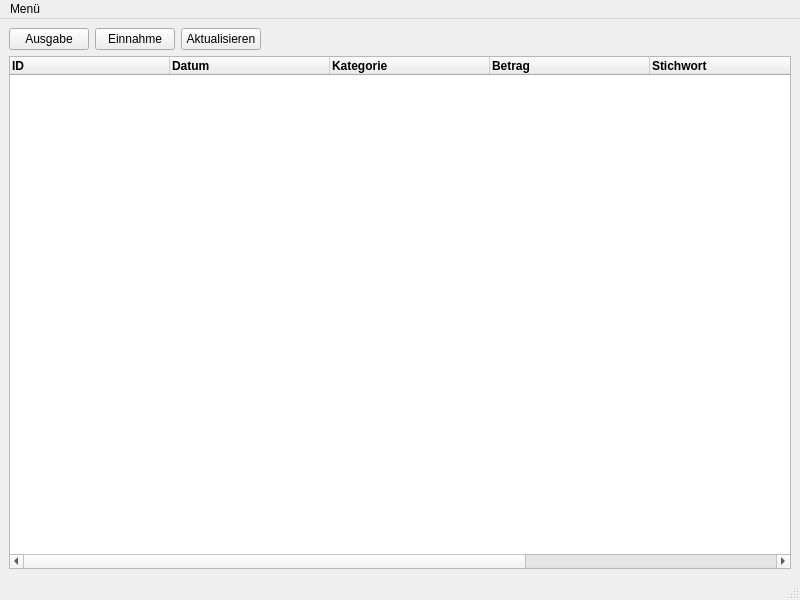
Before: the Qt Designer form ui/mainwindow.ui in FabianGuillemin/expenseManager, drawn with Qt 5.
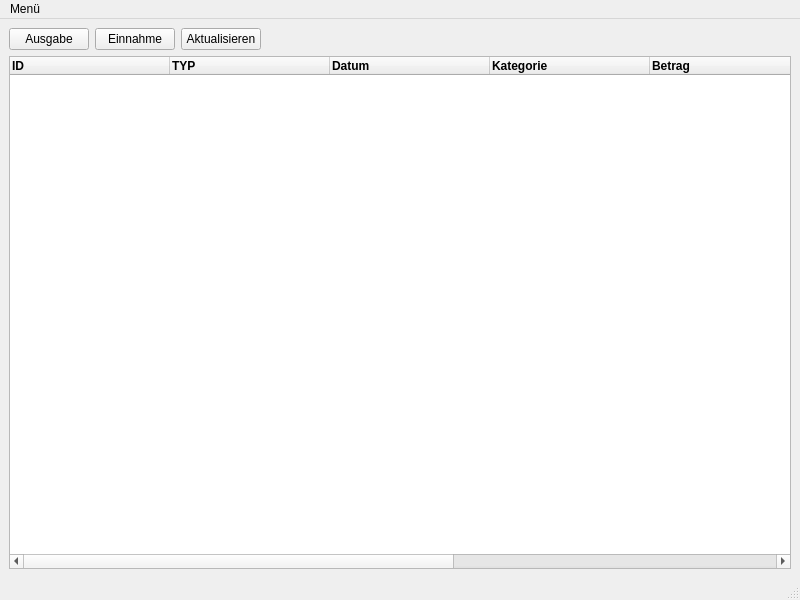
After: the same form once the commit is applied.

The edit to the form file:
```diff
--- a/ui/mainwindow.ui
+++ b/ui/mainwindow.ui
@@ -105,6 +105,20 @@
         <set>AlignLeading|AlignVCenter</set>
        </property>
       </column>
+      <column>
+       <property name="text">
+        <string>TYP</string>
+       </property>
+       <property name="font">
+        <font>
+         <weight>75</weight>
+         <bold>true</bold>
+        </font>
+       </property>
+       <property name="textAlignment">
+        <set>AlignLeading|AlignVCenter</set>
+       </property>
+      </column>
       <column>
        <property name="text">
         <string>Datum</string>
```
Left out of the diff: 76 changed lines with no effect on the pictures.
